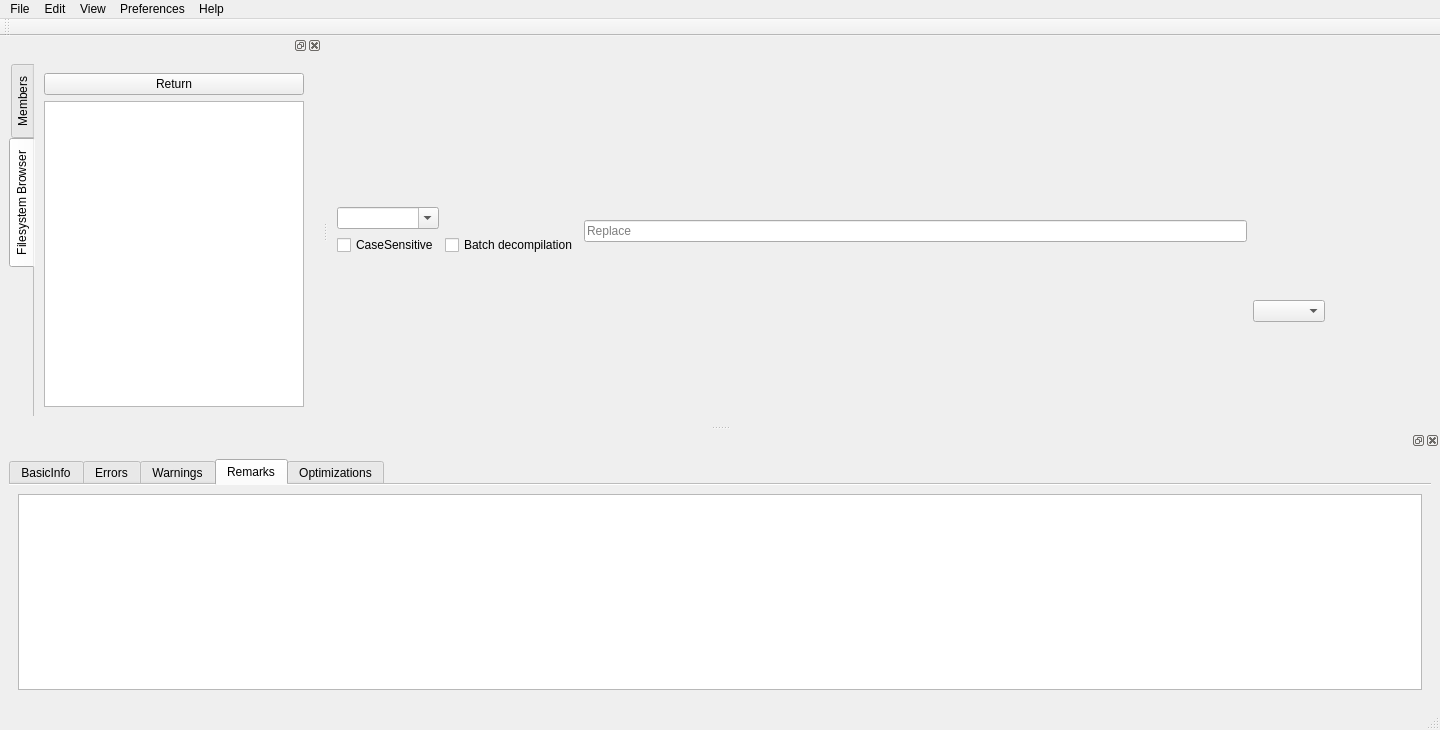
Old version of the form mainwindow.ui in the repository ic005k/Xiasl.
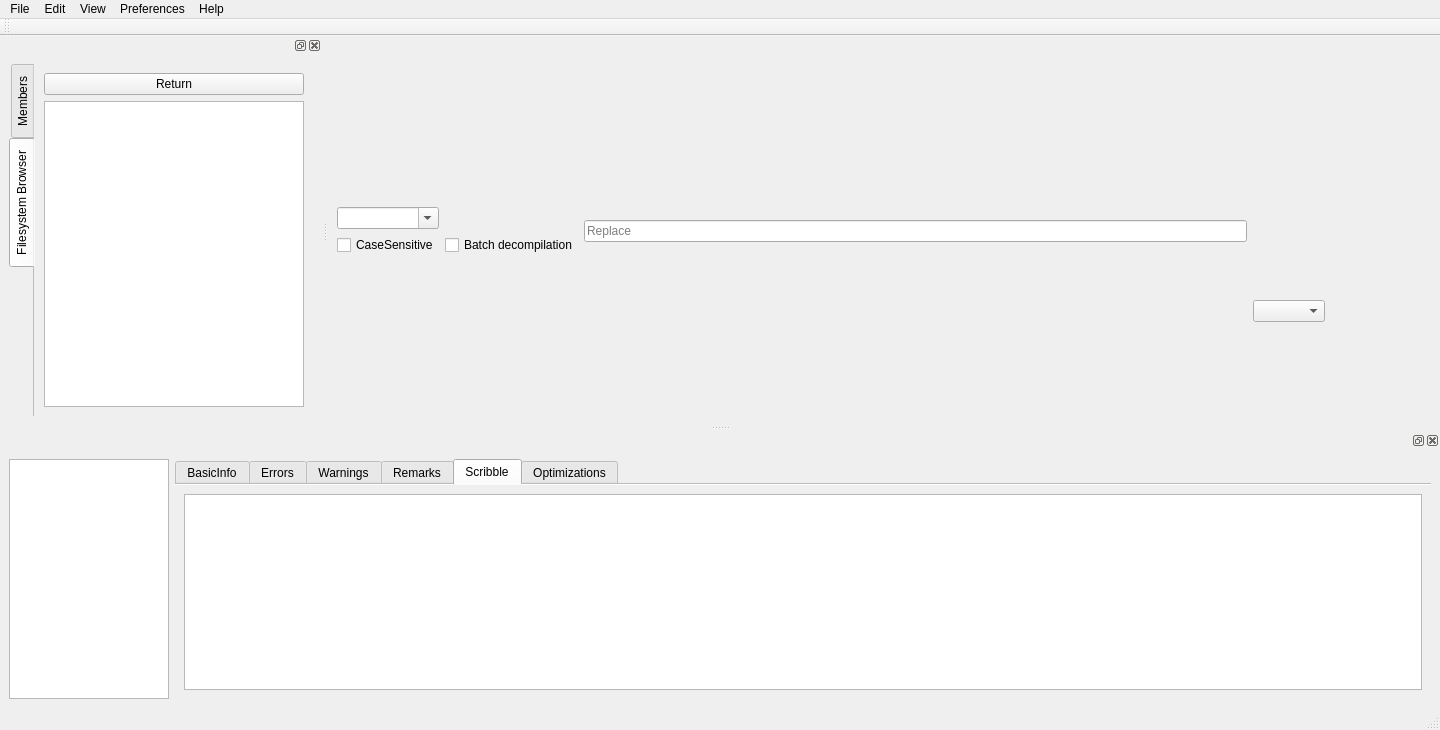
New version of the form. Icons and pictures are not drawn. Custom widgets are drawn as their Qt base class.

Patch:
```diff
--- a/mainwindow.ui
+++ b/mainwindow.ui
@@ -340,14 +340,47 @@
     <number>8</number>
    </attribute>
    <widget class="QWidget" name="dockWidgetContents_6">
+    <layout class="QGridLayout" name="gridLayout_12">
+     <item row="0" column="0">
     <layout class="QGridLayout" name="gridLayout_2">
      <item row="0" column="0">
+        <widget class="QListWidget" name="listWidget">
+         <property name="maximumSize">
+          <size>
+           <width>160</width>
+           <height>16777215</height>
+          </size>
+         </property>
+         <property name="layoutDirection">
+          <enum>Qt::LeftToRight</enum>
+         </property>
+         <property name="frameShape">
+          <enum>QFrame::StyledPanel</enum>
+         </property>
+         <property name="frameShadow">
+          <enum>QFrame::Plain</enum>
+         </property>
+         <property name="lineWidth">
+          <number>0</number>
+         </property>
+         <property name="verticalScrollBarPolicy">
+          <enum>Qt::ScrollBarAsNeeded</enum>
+         </property>
+         <property name="horizontalScrollBarPolicy">
+          <enum>Qt::ScrollBarAsNeeded</enum>
+         </property>
+         <property name="sizeAdjustPolicy">
+          <enum>QAbstractScrollArea::AdjustToContents</enum>
+         </property>
+        </widget>
+       </item>
+       <item row="0" column="1">
       <widget class="QTabWidget" name="tabWidget">
        <property name="tabPosition">
         <enum>QTabWidget::North</enum>
        </property>
        <property name="currentIndex">
-        <number>3</number>
+          <number>4</number>
        </property>
        <property name="documentMode">
         <bool>true</bool>
@@ -440,6 +473,16 @@
          </item>
         </layout>
        </widget>
+         <widget class="QWidget" name="tabScribble">
+          <attribute name="title">
+           <string>Scribble</string>
+          </attribute>
+          <layout class="QGridLayout" name="gridLayout_13">
+           <item row="0" column="0">
+            <widget class="QTextEdit" name="editScribble"/>
+           </item>
+          </layout>
+         </widget>
        <widget class="QWidget" name="tabOptimizations">
         <attribute name="title">
          <string>Optimizations</string>
@@ -463,6 +506,8 @@
         </layout>
        </widget>
       </widget>
+       </item>
+      </layout>
      </item>
     </layout>
    </widget>
```
Left out of the diff: 4 changed lines with no effect on the pictures. Lines whose indentation alone changed are shown as unchanged.
